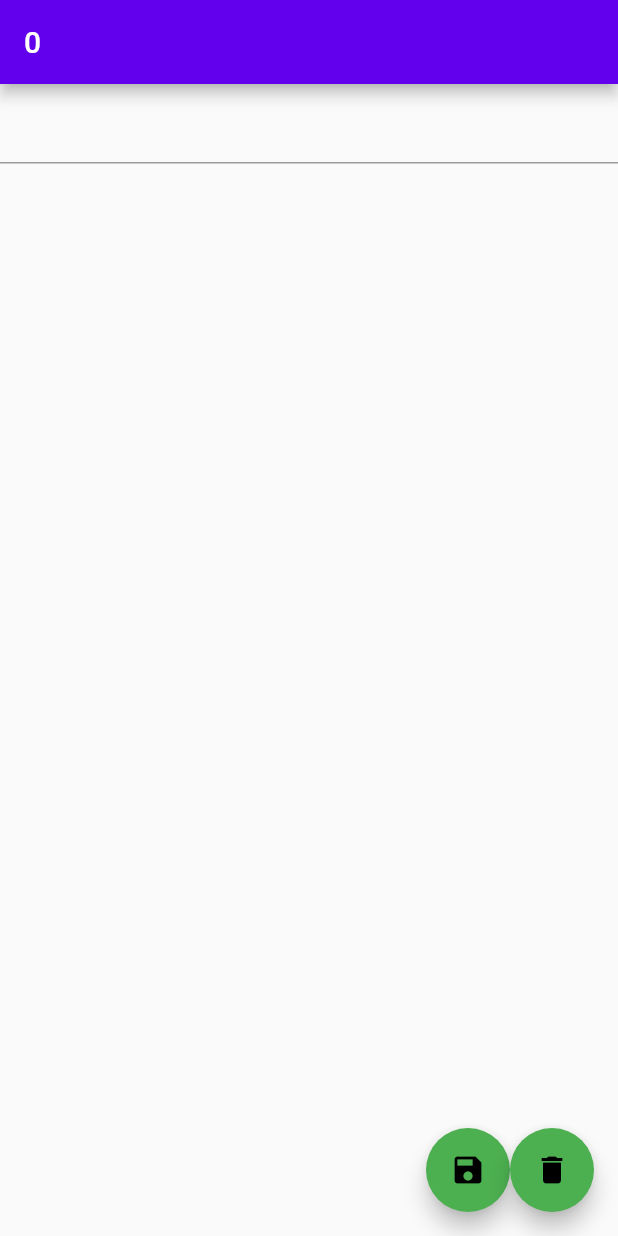
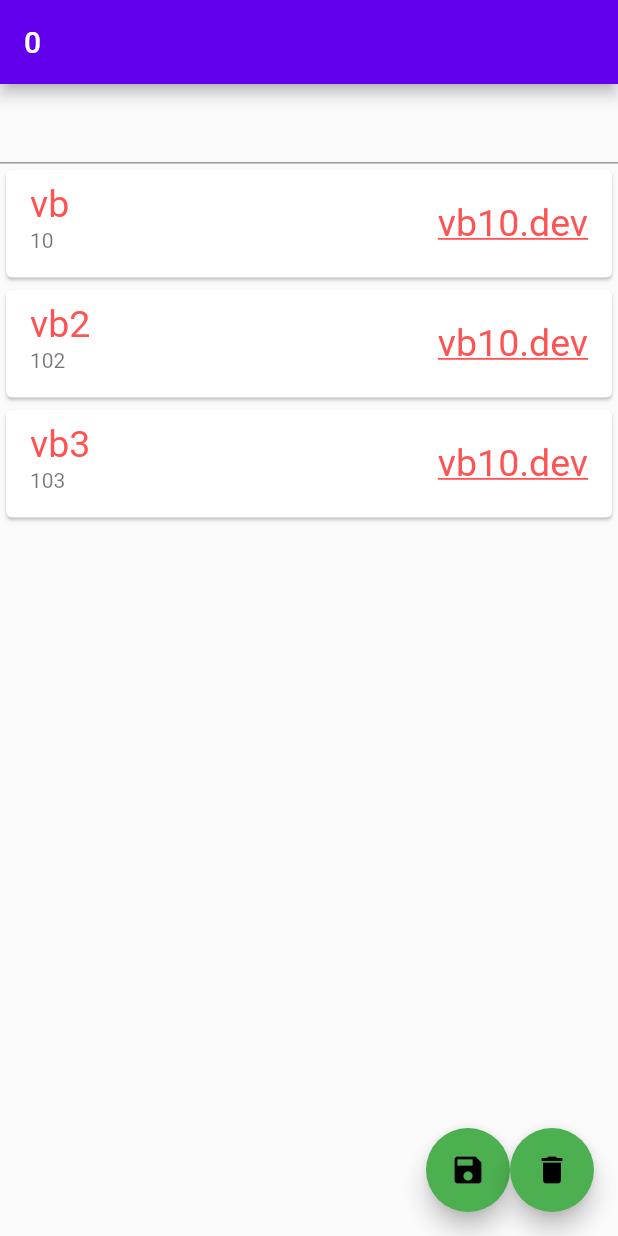
Before and after one commit to huseyinis/flutter_veli_full, a Flutter app: the screen it shows after launch, after a tap on the "delete" icon, on a phone screen of 412 x 824 dp. Run offline on Flutter 3.47's test engine with Material 2 defaults, Android fonts, the phone set to English and light mode, and no system bars; our stand-ins replace dio, flutter_spinkit, shared_preferences.

Commit message:
cache-secure

```diff
--- a/lib/202/cache/shared_learn_cache.dart
+++ b/lib/202/cache/shared_learn_cache.dart
@@ -11,14 +11,16 @@ class SharedLearn extends StatefulWidget {
 
 class _SharedLearnState extends LoadingStatefull<SharedLearn> {
   int _currentValue = 0;
+  late final SharedManager _manager;
 
-  late final SharedManager _manager;
+  late final List<User> userItems;
   @override
   //initstate icerisinde await future seklinde kodlar yazilmaz cunku inistate beklemez
   //varsa boyle islem baska fonksiyonda yaz o fonksiyonu initstate icerisinden cagir
   void initState() {
     super.initState();
     _manager = SharedManager();
+    userItems = UserItems().users;
     _initialize();
   }
 
@@ -48,23 +50,32 @@ class _SharedLearnState extends LoadingStatefull<SharedLearn> {
     return Scaffold(
       appBar: AppBar(
         title: Text(_currentValue.toString()),
-        actions: [
-          isLoading
-              ? Center(
-                  child: CircularProgressIndicator(
-                    color: Theme.of(context).scaffoldBackgroundColor,
-                  ),
-                )
-              : SizedBox.shrink()
+        actions: [_loding(context)],
+      ),
+      floatingActionButton: Row(mainAxisSize: MainAxisSize.min, children: [_saveValueButton(), _removeValueButton()]),
+      body: Column(
+        children: [
+          TextField(
+            onChanged: (value) {
+              _onChangeValue(value);
+            },
+          ),
+          Expanded(
+            child: _UserListView(),
+          ),
         ],
       ),
-      floatingActionButton: Row(mainAxisSize: MainAxisSize.min, children: [_saveValueButton(), _removeValueButton()]),
-      body: TextField(
-        onChanged: (value) {
-          _onChangeValue(value);
-        },
-      ),
     );
+  }
+
+  SingleChildRenderObjectWidget _loding(BuildContext context) {
+    return isLoading
+        ? Center(
+            child: CircularProgressIndicator(
+              color: Theme.of(context).scaffoldBackgroundColor,
+            ),
+          )
+        : SizedBox.shrink();
   }
 
   FloatingActionButton _saveValueButton() {
@@ -86,11 +97,56 @@ class _SharedLearnState extends LoadingStatefull<SharedLearn> {
         _changeLaoding();
         // final prefs = await SharedPreferences.getInstance();
         // await prefs.remove('counter');
-        await _manager.removeItem(SharedKeys.counter);
+        _manager.removeItem(SharedKeys.counter);
         _changeLaoding();
       },
       child: Icon(Icons.delete),
     );
+  }
+}
+
+class _UserListView extends StatelessWidget {
+  _UserListView({
+    Key? key,
+  }) : super(key: key);
+  final List<User> users = UserItems().users;
+  @override
+  Widget build(BuildContext context) {
+    return ListView.builder(
+      itemCount: users.length,
+      itemBuilder: (BuildContext context, int index) {
+        return Card(
+          child: ListTile(
+            title: Text(users[index].name),
+            subtitle: Text(users[index].description),
+            trailing: Text(
+              users[index].url,
+              style: Theme.of(context).textTheme.subtitle1?.copyWith(decoration: TextDecoration.underline),
+            ),
+          ),
+        );
+      },
+    );
+  }
+}
+
+class User {
+  final String name;
+  final String description;
+  final String url;
+
+  User(this.name, this.description, this.url);
+}
+
+class UserItems {
+  late final List<User> users;
+
+  UserItems() {
+    users = [
+      User('vb', '10', 'vb10.dev'),
+      User('vb2', '102', 'vb10.dev'),
+      User('vb3', '103', 'vb10.dev'),
+    ];
   }
 }
 
```
